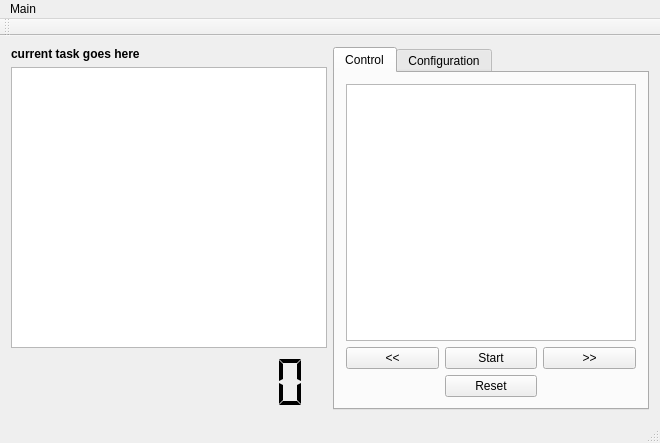
First picture: the form in mainwindow.ui, repository drogenlied/QIYPTClock, before the edit.
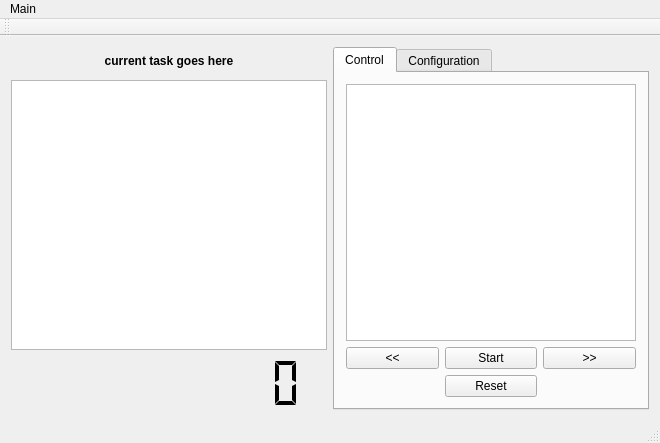
Second picture: the form after the edit. The open tabs and pages were chosen to show the change. Custom widgets are drawn as their Qt base class.

```diff
--- a/mainwindow.ui
+++ b/mainwindow.ui
@@ -19,6 +19,12 @@
      <layout class="QVBoxLayout" name="verticalLayout_2">
       <item>
        <widget class="QLabel" name="stageLabel">
+        <property name="sizePolicy">
+         <sizepolicy hsizetype="Preferred" vsizetype="Expanding">
+          <horstretch>0</horstretch>
+          <verstretch>1</verstretch>
+         </sizepolicy>
+        </property>
         <property name="font">
          <font>
           <weight>75</weight>
@@ -28,6 +34,12 @@
         <property name="text">
          <string>current task goes here</string>
         </property>
+        <property name="scaledContents">
+         <bool>true</bool>
+        </property>
+        <property name="alignment">
+         <set>Qt::AlignCenter</set>
+        </property>
        </widget>
       </item>
       <item>
@@ -35,7 +47,7 @@
         <property name="sizePolicy">
          <sizepolicy hsizetype="Expanding" vsizetype="Expanding">
           <horstretch>0</horstretch>
-          <verstretch>5</verstretch>
+          <verstretch>10</verstretch>
          </sizepolicy>
         </property>
         <property name="frameShape">
@@ -66,7 +78,7 @@
         <property name="sizePolicy">
          <sizepolicy hsizetype="Preferred" vsizetype="Expanding">
           <horstretch>0</horstretch>
-          <verstretch>1</verstretch>
+          <verstretch>2</verstretch>
          </sizepolicy>
         </property>
         <property name="minimumSize">
```
Left out of the diff: 2 changed lines with no effect on the pictures.
